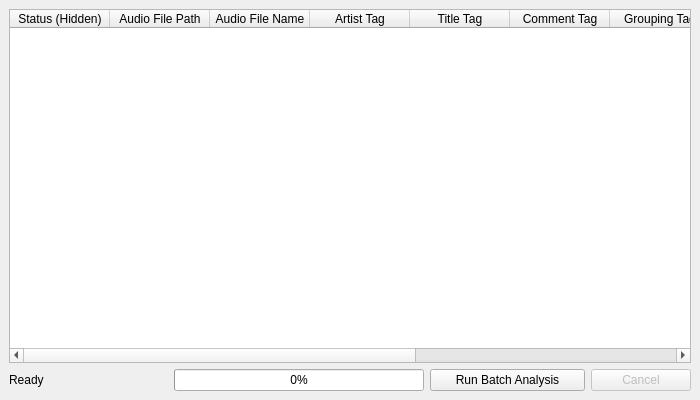
First picture: the form in batchwindow.ui, repository ibsh/is_KeyFinder, before the edit.
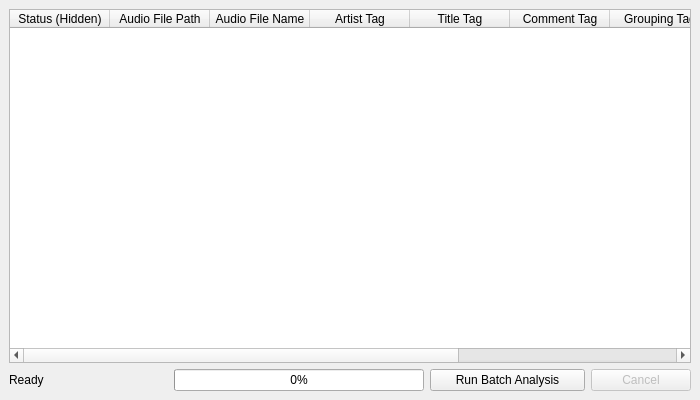
Second picture: the form after the edit.

What changed in the file:
```diff
--- a/batchwindow.ui
+++ b/batchwindow.ui
@@ -79,10 +79,8 @@
        <property name="text">
         <string>Detected Key</string>
        </property>
-      </column>
-      <column>
-       <property name="text">
-        <string>Detected Key Code</string>
+       <property name="textAlignment">
+        <set>AlignHCenter|AlignVCenter|AlignCenter</set>
        </property>
       </column>
      </widget>
```
